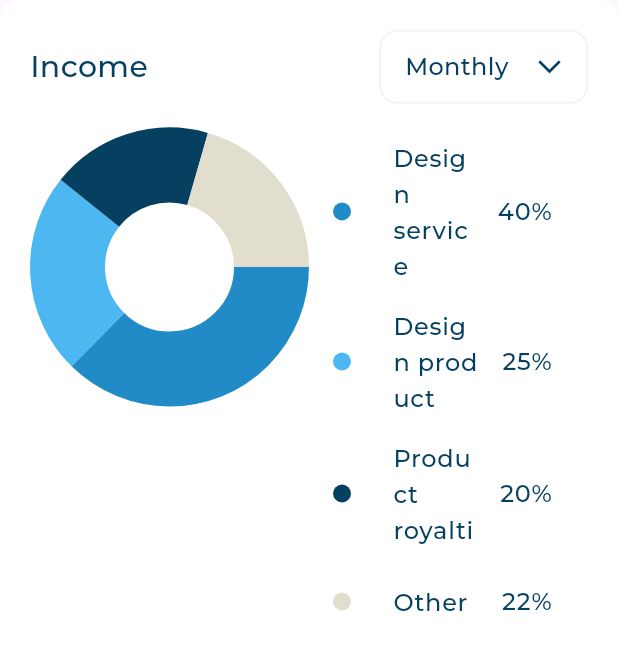
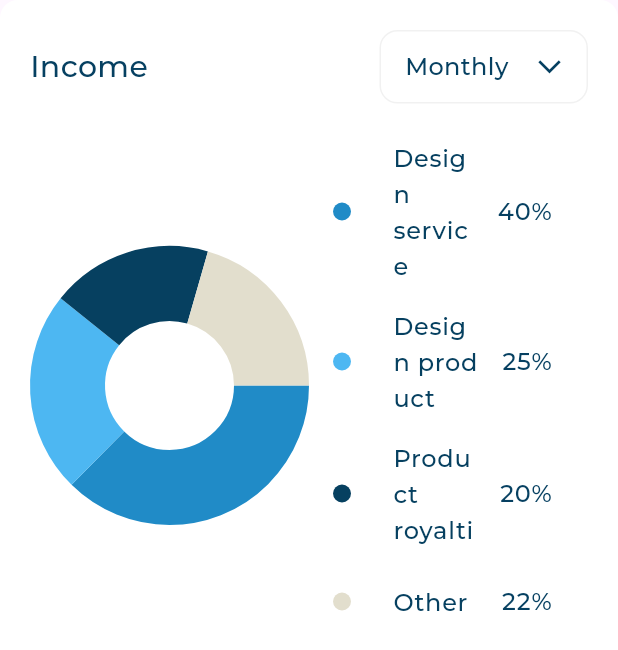
Before and after one commit to ebrahimesmail11/responsive-dashboard, a Flutter app: the IncomeSection widget shown alone on an empty page, opened directly, on a phone screen of 412 x 824 dp. Shown: the top 650 px of the screen. Run offline on Flutter 3.47's test engine with Material 3 defaults, Android fonts, the phone set to English and light mode, and no system bars; drawn by our look-alikes of fl_chart; our stand-ins replace expandable_page_view, flutter_svg; project files that could hold a hidden picture were left out.

Commit message:
Refactor dashboard views and widgets
- Add mobile layout to dashboard views
- Remove unnecessary SizedBox from AllExpensessAndQuichInvoiceSection
- Add padding to AllExpensessAndQuichInvoiceSection in desktop layout
- Create DashboardMobileLayout widget for mobile layout
- Add IncomeSection, MyCardAndTransctionHistorySection, and AllExpensessAndQuichInvoiceSection to DashboardMobileLayout
- Adjust layout in IncomeSection to center children instead of expanding them

```diff
--- a/lib/widgets/all_expensess_and_quich_invoice_section.dart
+++ b/lib/widgets/all_expensess_and_quich_invoice_section.dart
@@ -12,9 +12,6 @@ class AllExpensessAndQuichInvoiceSection extends StatelessWidget {
     return const SingleChildScrollView(
       child: Column(
         children: [
-          SizedBox(
-            height: 40,
-          ),
           AllExpenses(),
           SizedBox(
             height: 24,
--- a/lib/widgets/dashboard_desktop_layout.dart
+++ b/lib/widgets/dashboard_desktop_layout.dart
@@ -23,7 +23,10 @@ class DashBoardDesktopLayout extends StatelessWidget {
         ),
         Expanded(
           flex: 2,
-          child: AllExpensessAndQuichInvoiceSection(),
+          child: Padding(
+            padding: EdgeInsets.only(top: 40),
+            child: AllExpensessAndQuichInvoiceSection(),
+          ),
         ),
         SizedBox(width: 24,),
 
--- a/lib/widgets/income_section.dart
+++ b/lib/widgets/income_section.dart
@@ -15,14 +15,12 @@ class IncomeSection extends StatelessWidget {
         children: [
            IncomeSectionHeader(),
            SizedBox(height: 16,),
-           Expanded(
-             child: Row(
-              crossAxisAlignment: CrossAxisAlignment.start,
-              children: [
-                Expanded(child: IncomeChart()),
-                Expanded(child: IncomeDetails()),
-              ],
-             ),
+           Row(
+            crossAxisAlignment: CrossAxisAlignment.center,
+            children: [
+              Expanded(child: IncomeChart()),
+              Expanded(child: IncomeDetails()),
+            ],
            ),
 
         ],
```
Also changed, not shown: lib/views/dashboard_views.dart (+7 -1 lines), lib/widgets/dashboard_mobile_layout.dart (added, +25 -0 lines), lib/widgets/dashboard_tablet_layout.dart (+7 -1 lines).
